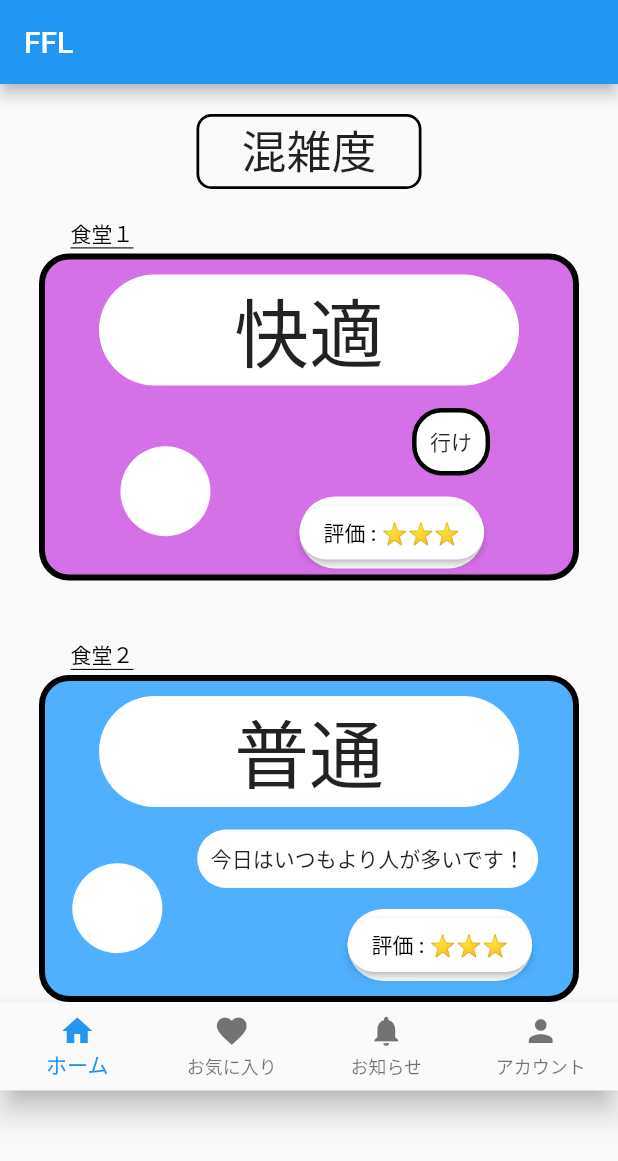
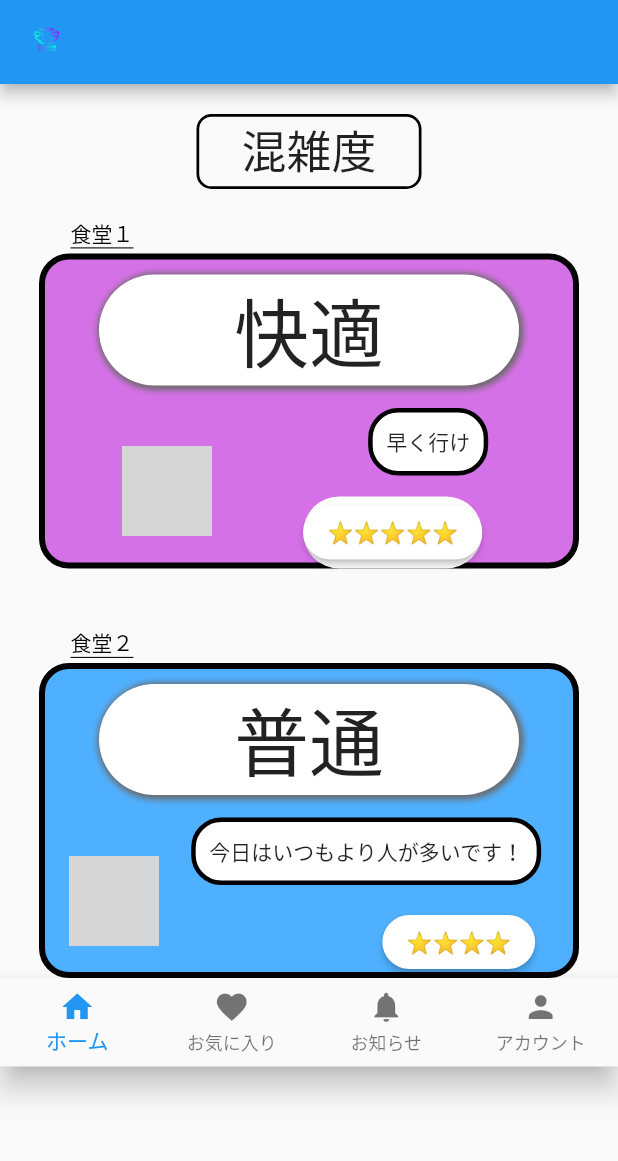
Before and after one commit to mommom111/JPHACKS-customer, a Flutter app: the screen it shows after launch, on a phone screen of 412 x 824 dp. Shown: the top 1161 px of the screen. Run offline on Flutter 3.47's test engine with Material 2 defaults, Android fonts, the phone set to English and light mode, and no system bars; network calls fail; grey boxes are pictures that could not be loaded.

Commit message:
画像の挿入、影の追加

```diff
--- a/lib/main.dart
+++ b/lib/main.dart
@@ -34,7 +34,20 @@ class _congestionPageState extends State<congestionPage> {
   Widget build(BuildContext context) {
     return Scaffold(
       appBar: AppBar(
-        title: Text('FFL'),
+        title: Row(
+          children: [
+            Container(
+              width: 30,
+              height: 30,
+              child: ClipRRect(
+                borderRadius: BorderRadius.circular(50),
+                child: Image.asset('images/FF.icon.png'),
+              ),
+            ),
+            Container(
+            )
+          ],
+        ),
       ),
       body: Container(
         width: double.infinity,
@@ -139,7 +152,7 @@ class _locationDetailState extends State<location1Detail> {
   Widget build(BuildContext context) {
     return Container(
       width: 360,
-      height: 218,
+      height: 210,
       decoration: BoxDecoration(
         color: Color.fromARGB(255, 213, 113, 231),
         border: Border.all(width: 4),
@@ -151,8 +164,16 @@ class _locationDetailState extends State<location1Detail> {
             margin: EdgeInsets.all(10),
             width: 280,
             decoration: BoxDecoration(
-            color: Colors.white,
-            borderRadius: BorderRadius.circular(40),
+              color: Colors.white,
+              borderRadius: BorderRadius.circular(40),
+              boxShadow: [
+                BoxShadow(
+                  color: Color.fromARGB(255, 107, 106, 106), //色
+                  spreadRadius: 2,
+                  blurRadius: 3,
+                  offset: Offset(1, 1),
+                ),
+              ],
             ),
             child: Column(
               crossAxisAlignment: CrossAxisAlignment.center,
@@ -172,11 +193,10 @@ class _locationDetailState extends State<location1Detail> {
               Container(
                 width: 60,
                 height: 60,
-                decoration: BoxDecoration(
-                color: Colors.white,
-                borderRadius: BorderRadius.circular(50),
+                child: ClipRRect(
+                  borderRadius: BorderRadius.circular(50),
+                  child: Image.asset('Images/HideyasuIcon.jpeg'),
                 ),
-                child: Text('')
               ),
               Column(
                 crossAxisAlignment: CrossAxisAlignment.end,
@@ -192,7 +212,7 @@ class _locationDetailState extends State<location1Detail> {
                     child: StreamBuilder(
                     stream: _channel.stream,
                       builder: (context, snapshot) {
-                      return Text(snapshot.hasData ? 'たくさんの人がいます' : '行け');
+                      return Text(snapshot.hasData ? 'たくさんの人がいます' : '早く行け');
                       },
                     ),
                   ),
@@ -203,7 +223,7 @@ class _locationDetailState extends State<location1Detail> {
                     borderRadius: BorderRadius.circular(50),
                     ),
                     child: ElevatedButton(
-                      child: const Text('評価 : ⭐️⭐️⭐️', style: TextStyle(color: Colors.black,),),
+                      child: const Text('⭐️⭐️⭐️⭐️⭐️', style: TextStyle(color: Colors.black,),),
                       style: ElevatedButton.styleFrom(
                       primary: Colors.white,
                       shape: const StadiumBorder(),
@@ -240,7 +260,7 @@ class _location2DetailState extends State<location2Detail> {
   Widget build(BuildContext context) {
     return Container(
       width: 360,
-      height: 218,
+      height: 210,
       decoration: BoxDecoration(
         color: Color.fromARGB(255, 79, 176, 255),
         border: Border.all(width: 4),
@@ -252,6 +272,14 @@ class _location2DetailState extends State<location2Detail> {
             margin: EdgeInsets.all(10),
             width: 280,
             decoration: BoxDecoration(
+            boxShadow: [
+              BoxShadow(
+                color: Color.fromARGB(255, 107, 106, 106), //色
+                spreadRadius: 2,
+                blurRadius: 3,
+                offset: Offset(1, 1),
+              ),
+            ],
             color: Colors.white,
             borderRadius: BorderRadius.circular(40),
             ),
@@ -272,11 +300,10 @@ class _location2DetailState extends State<location2Detail> {
               Container(
                 width: 60,
                 height: 60,
-                decoration: BoxDecoration(
-                color: Colors.white,
-                borderRadius: BorderRadius.circular(50),
+                child: ClipRRect(
+                  borderRadius: BorderRadius.circular(50),
+                  child: Image.asset('Images/HideyasuIcon.jpeg'),
                 ),
-                child: Text('')
               ),
               Column(
                 crossAxisAlignment: CrossAxisAlignment.end,
@@ -286,18 +313,15 @@ class _location2DetailState extends State<location2Detail> {
                     margin: EdgeInsets.all(5),
                     decoration: BoxDecoration(
                     color: Colors.white,
+                    border: Border.all(width: 3),
                     borderRadius: BorderRadius.circular(20),
                     ),
                     child: Text('今日はいつもより人が多いです！')
                   ),
                   Container(
                     margin: EdgeInsets.all(9),
-                    decoration: BoxDecoration(
-                    color: Colors.white,
-                    borderRadius: BorderRadius.circular(50),
-                    ),
                     child: ElevatedButton(
-                    child: const Text('評価 : ⭐️⭐️⭐️', style: TextStyle(color: Colors.black,),),
+                    child: const Text('⭐️⭐️⭐️⭐️', style: TextStyle(color: Colors.black,),),
                     style: ElevatedButton.styleFrom(
                       primary: Colors.white,
                       shape: const StadiumBorder(),
--- a/pubspec.yaml
+++ b/pubspec.yaml
@@ -61,9 +61,9 @@ flutter:
   uses-material-design: true
 
   # To add assets to your application, add an assets section, like this:
-  # assets:
-  #   - images/a_dot_burr.jpeg
-  #   - images/a_dot_ham.jpeg
+  assets:
+    - images/HideyasuIcon.jpeg
+    - images/FF.icon.png
 
   # An image asset can refer to one or more resolution-specific "variants", see
   # https://flutter.dev/assets-and-images/#resolution-aware
```
Also changed, not shown: images/FF.icon.png (added), images/HideyasuIcon.jpeg (added).
